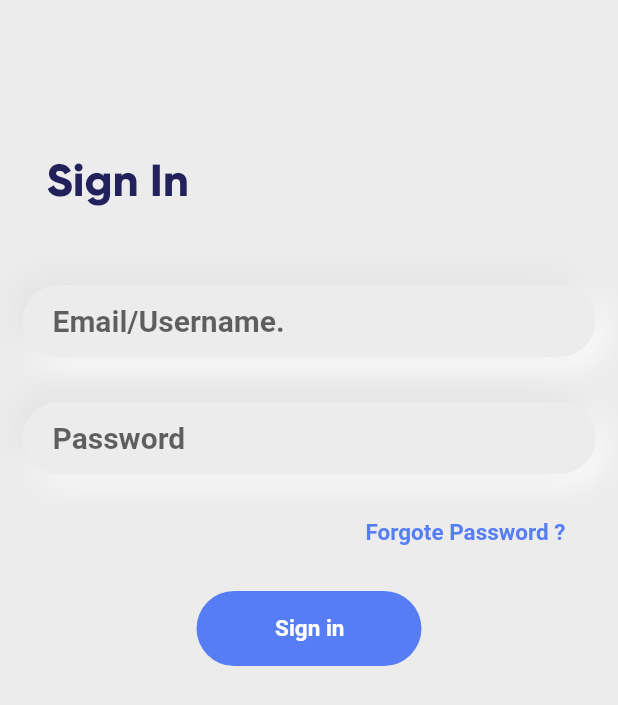
After one commit to MrSID7/cloudy, a Flutter app: the screen it shows after launch, after a tap on "Sign in", on a phone screen of 412 x 824 dp. The commit adds this screen. Shown: the top 705 px of the screen. Run offline on Flutter 3.47's test engine with Material 2 defaults, Android fonts, the phone set to English and light mode, and no system bars; our stand-ins replace flutter_svg; Roboto replaces fonts that are missing (gilroy).

Commit message:
feat : sigin page added

```diff
--- a/lib/main.dart
+++ b/lib/main.dart
@@ -1,5 +1,5 @@
 import 'package:cloudy/src/core/themes/light/theme_core.dart/default_theme.dart';
-import 'package:cloudy/src/features/Intro/presentation/views/pages/signup_page.dart';
+import 'package:cloudy/src/features/Intro/presentation/views/pages/intro_page.dart';
 import 'package:flutter/material.dart';
 import 'package:flutter_localizations/flutter_localizations.dart';
 
@@ -21,7 +21,7 @@ class MyApp extends StatelessWidget {
         GlobalWidgetsLocalizations.delegate,
         GlobalMaterialLocalizations.delegate,
       ],
-      home: const SignupPage(),
+      home: const IntroPage(),
     );
   }
 }
--- /dev/null
+++ b/lib/src/core/constants/enum/button_enum.dart
@@ -0,0 +1,7 @@
+enum Buttontype {
+  signin,
+  normal,
+  normalSingle,
+  signinSingle,
+  disabled,
+}
--- /dev/null
+++ b/lib/src/core/constants/enum/network_enum.dart
@@ -0,0 +1,6 @@
+enum NetworkState{
+  wifi,
+  mobileData,
+  noNetwork,
+  waiting,
+}
--- /dev/null
+++ b/lib/src/core/constants/enum/process_enum.dart
@@ -0,0 +1,5 @@
+enum ProcessState{
+  done,
+  waiting,
+  failed,
+}
--- /dev/null
+++ b/lib/src/core/constraints/button_constraints.dart
@@ -0,0 +1,29 @@
+import 'package:cloudy/src/core/constants/enum/button_enum.dart';
+import 'package:cloudy/src/core/extention/ext_export.dart';
+
+class ButtonConstraints {
+  static BorderRadius borderRadius(Buttontype type) {
+    switch (type) {
+      case Buttontype.signin:
+        {
+          return BorderRadius.circular(10);
+        }
+      case Buttontype.signinSingle:
+        {
+          return BorderRadius.circular(10);
+        }
+      case Buttontype.normalSingle:
+        {
+          return BorderRadius.circular(25);
+        }
+      case Buttontype.disabled:
+        {
+          return BorderRadius.circular(10);
+        }
+      case Buttontype.normal:
+        {
+          return BorderRadius.circular(25);
+        }
+    }
+  }
+}
--- a/lib/src/core/extention/widget_ext.dart
+++ b/lib/src/core/extention/widget_ext.dart
@@ -1,5 +1,5 @@
 import 'package:cloudy/src/core/extention/ext_export.dart';
 
-extension WExt on Widget {
-  land() => CustomRoute(builder: (_) => this);
+extension WExt<T> on Widget {
+  CustomRoute land() => CustomRoute(builder: (_) => this);
 }
--- a/lib/src/features/Intro/presentation/views/pages/signup_page.dart
+++ b/lib/src/features/Intro/presentation/views/pages/intro_page.dart
@@ -1,13 +1,15 @@
 import 'package:cloudy/src/core/constants/assets.dart';
+import 'package:cloudy/src/core/constants/enum/button_enum.dart';
 import 'package:cloudy/src/core/constants/hero_id.dart';
 import 'package:cloudy/src/core/constants/res/colors.dart';
 import 'package:cloudy/src/core/extention/ext_export.dart';
 import 'package:cloudy/src/features/common_widget/custom_elevated_button.dart';
 import 'package:cloudy/src/features/common_widget/custom_text_widget.dart';
+import 'package:cloudy/src/features/signin/presentation/views/sigin_in.dart';
 import 'package:flutter_svg/flutter_svg.dart';
 
-class SignupPage extends StatelessWidget {
-  const SignupPage({Key? key}) : super(key: key);
+class IntroPage extends StatelessWidget {
+  const IntroPage({Key? key}) : super(key: key);
 
   @override
   Widget build(BuildContext context) {
@@ -55,26 +57,34 @@ class SignupPage extends StatelessWidget {
                   60.space(),
                   Row(
                     mainAxisAlignment: MainAxisAlignment.spaceEvenly,
-                    children: <CustomElevatedButtom>[
-                      CustomElevatedButtom(
+                    children: <Hero>[
+                      Hero(
+                        tag: smartId,
+                        child: CustomElevatedButtom(
+                          buttontype: Buttontype.signin,
                           backgroundColor: lighblueBtn,
                           buttonText: 'Smart Id',
                           iconPath: 'assets/svg/fingerprint.svg',
                           buttonTextStyle: context.theme().textTheme.bodyText2,
-                        heroTag: smartId,
                           ontap: () {},
                         ),
-                      CustomElevatedButtom(
+                      ),
+                      Hero(
+                        transitionOnUserGestures: true,
+                        tag: signInId,
+                        child: CustomElevatedButtom(
+                          buttontype: Buttontype.signin,
                           backgroundColor: signinbuttontxtclr,
                           buttonText: 'Sign in',
-                        heroTag: signInId,
                           icon: const Icon(
                             Icons.forward,
                             color: white,
                           ),
                           buttonTextStyle: context.theme().textTheme.bodyText1,
                           iconToButton: false,
-                        ontap: () {},
+                          ontap: () =>
+                              context.to().push(const SignInPage().land()),
+                        ),
                       ),
                     ],
                   ),
--- a/lib/src/features/common_widget/custom_appbar_widget.dart
+++ b/lib/src/features/common_widget/custom_appbar_widget.dart
@@ -11,6 +11,8 @@ class CustomAppBar extends StatelessWidget {
     this.leadingWidget,
     this.toolbarHeight,
     this.actionWidgets,
+    this.textStyle,
+    this.centerTitle = false,
     Key? key,
   }) : super(key: key);
   final String? titleAsString;
@@ -20,11 +22,18 @@ class CustomAppBar extends StatelessWidget {
   final Widget? leadingWidget;
   final double? toolbarHeight;
   final List<Widget>? actionWidgets;
+  final bool centerTitle;
+  final TextStyle? textStyle;
 
   @override
   Widget build(BuildContext context) => AppBar(
+        centerTitle: centerTitle,
         leading: leadingWidget,
-        title: titleAsWidget ?? Text(titleAsString ?? ''),
+        title: titleAsWidget ??
+            Text(
+              titleAsString ?? '',
+              style: textStyle,
+            ),
         actions: actionWidgets,
         backgroundColor: backgroundColor,
         foregroundColor: transp,
--- a/lib/src/features/common_widget/custom_elevated_button.dart
+++ b/lib/src/features/common_widget/custom_elevated_button.dart
@@ -1,3 +1,5 @@
+import 'package:cloudy/src/core/constants/enum/button_enum.dart';
+import 'package:cloudy/src/core/constraints/button_constraints.dart';
 import 'package:cloudy/src/core/extention/ext_export.dart';
 import 'package:cloudy/src/features/common_widget/custom_text_widget.dart';
 import 'package:flutter_svg/svg.dart';
@@ -9,12 +11,11 @@ class CustomElevatedButtom extends StatelessWidget {
     this.icon,
     this.buttonTextStyle,
     this.iconToButton = true,
-    this.heroTag='',
     this.buttonText,
     this.iconPath,
+    this.buttontype = Buttontype.normal,
     Key? key,
   }) : super(key: key);
-  final String heroTag;
   final bool iconToButton;
   final Icon? icon;
   final String? iconPath;
@@ -22,18 +23,19 @@ class CustomElevatedButtom extends StatelessWidget {
   final TextStyle? buttonTextStyle;
   final Color backgroundColor;
   final Function ontap;
+  final Buttontype buttontype;
 
   @override
   Widget build(BuildContext context) {
-    return Hero(
-      tag: heroTag,
+    return Material(
+      borderRadius: ButtonConstraints.borderRadius(buttontype),
       child: InkWell(
-        onTap: ontap(),
+        onTap: () => ontap(),
         child: Container(
           width: 150,
           height: 50,
           decoration: BoxDecoration(
-            borderRadius: BorderRadius.circular(10),
+            borderRadius: ButtonConstraints.borderRadius(buttontype),
             color: backgroundColor,
           ),
           padding: const EdgeInsets.only(
@@ -45,7 +47,11 @@ class CustomElevatedButtom extends StatelessWidget {
             height: 26,
             child: Row(
               mainAxisSize: MainAxisSize.min,
-              mainAxisAlignment: MainAxisAlignment.spaceBetween,
+              mainAxisAlignment: buttontype == (Buttontype.normalSingle)
+                  ? MainAxisAlignment.center
+                  : buttontype == (Buttontype.normalSingle)
+                      ? MainAxisAlignment.center
+                      : MainAxisAlignment.spaceBetween,
               crossAxisAlignment: CrossAxisAlignment.center,
               children: <Widget>[
                 (iconPath == null && icon == null)
--- /dev/null
+++ b/lib/src/features/common_widget/text_form_field.dart
@@ -0,0 +1,49 @@
+import 'package:cloudy/src/core/constants/res/colors.dart';
+import 'package:cloudy/src/core/extention/ext_export.dart';
+
+class CustomTextFormField extends StatelessWidget {
+  const CustomTextFormField({
+    required this.vaidator,
+    this.inputType,
+    this.hintText = 'Type some thing here',
+    Key? key,
+  }) : super(key: key);
+  final String hintText;
+  final TextInputType? inputType;
+  final String? Function(String?) vaidator;
+
+  @override
+  Widget build(BuildContext context) {
+    return Container(
+      alignment: Alignment.center,
+      decoration: const BoxDecoration(
+        color: Color.fromARGB(255, 237, 236, 236),
+        borderRadius: BorderRadius.all(Radius.circular(35)),
+        boxShadow: [
+          BoxShadow(
+              color: white,
+              offset: Offset(5.0, 5.0),
+              blurRadius: 15.0,
+              spreadRadius: 1.0),
+          BoxShadow(
+              color: Color.fromARGB(255, 227, 226, 226),
+              offset: Offset(-5.0, -5.0),
+              blurRadius: 15.0,
+              spreadRadius: 1.0),
+        ],
+      ),
+      child: TextFormField(
+        decoration: InputDecoration(
+            border: InputBorder.none,
+            contentPadding: const EdgeInsets.symmetric(horizontal: 20),
+            hintText: hintText,
+            errorStyle: const TextStyle(color: Colors.red),
+            hintStyle: const TextStyle(fontSize: 20)),
+        style: const TextStyle(fontSize: 20),
+        cursorHeight: 20,
+        keyboardType: inputType,
+        validator: (value) => vaidator(value),
+      ),
+    );
+  }
+}
--- /dev/null
+++ b/lib/src/features/signin/presentation/views/sigin_in.dart
@@ -0,0 +1,66 @@
+import 'package:cloudy/src/core/constants/enum/button_enum.dart';
+import 'package:cloudy/src/core/constants/hero_id.dart';
+import 'package:cloudy/src/core/constants/res/colors.dart';
+import 'package:cloudy/src/core/extention/ext_export.dart';
+import 'package:cloudy/src/features/common_widget/custom_appbar_widget.dart';
+import 'package:cloudy/src/features/common_widget/custom_elevated_button.dart';
+import 'package:cloudy/src/features/common_widget/custom_text_widget.dart';
+import 'package:cloudy/src/features/common_widget/text_form_field.dart';
+
+class SignInPage extends StatelessWidget {
+  const SignInPage({Key? key}) : super(key: key);
+
+  @override
+  Widget build(BuildContext context) {
+    return Hero(
+      tag: signInId,
+      child: Scaffold(
+        backgroundColor: const Color.fromARGB(255, 237, 236, 236),
+        body: SingleChildScrollView(
+          padding: const EdgeInsets.only(left: 15, right: 15, top: 80),
+          child: Column(
+            crossAxisAlignment: CrossAxisAlignment.center,
+            children: <Widget>[
+              CustomAppBar(
+                titleAsString: 'Sign In',
+                toolbarHeight: 80,
+                textStyle: context.theme().textTheme.headline1,
+              ),
+              30.space(),
+              CustomTextFormField(
+                hintText: 'Email/Username.',
+                vaidator: (String? value) {
+                  return null;
+                },
+              ),
+              30.space(),
+              CustomTextFormField(
+                hintText: 'Password',
+                vaidator: (String? value) {
+                  return null;
+                },
+              ),
+              Padding(
+                padding: const EdgeInsets.only(right: 20, top: 30, bottom: 30),
+                child: Row(
+                  mainAxisAlignment: MainAxisAlignment.end,
+                  children: const <CustomTextWidget>[
+                    CustomTextWidget('Forgote Password ?'),
+                  ],
+                ),
+              ),
+              CustomElevatedButtom(
+                buttontype: Buttontype.normalSingle,
+                backgroundColor: signinbuttontxtclr,
+                buttonText: 'Sign in',
+                buttonTextStyle: context.theme().textTheme.bodyText1,
+                iconToButton: false,
+                ontap: () {},
+              )
+            ],
+          ),
+        ),
+      ),
+    );
+  }
+}
```
Also changed, not shown: assets/svg/Folder_blue.svg (added), assets/svg/Folder_green.svg (added), assets/svg/Folder_red.svg (added), assets/svg/Folder_yellow.svg (added). Lines whose indentation alone changed are shown as unchanged.
